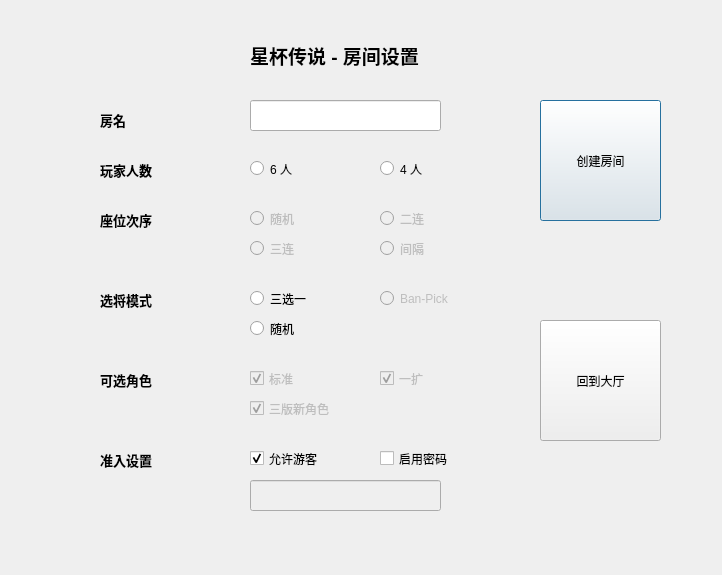
chntujia/CodfiyAsteriatedGrailClient, file client/RoomSet.ui: the form before one commit.
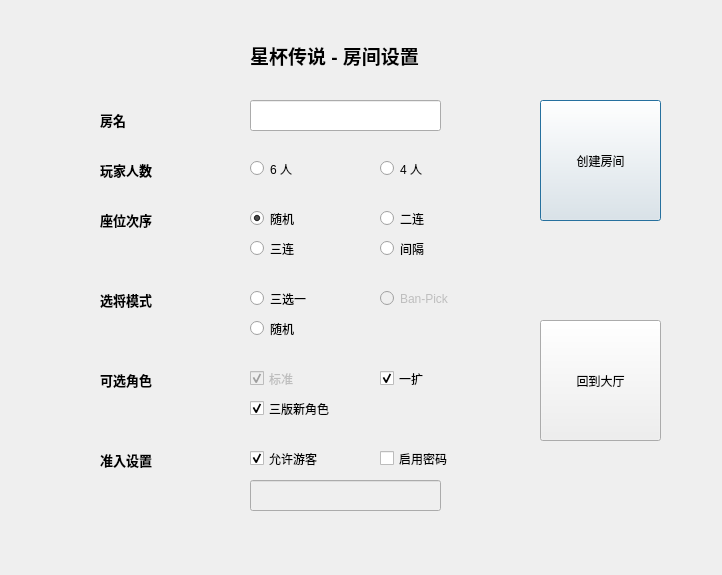
The form after the commit.

Commit message: implement createRoom options

```diff
--- a/client/RoomSet.ui
+++ b/client/RoomSet.ui
@@ -93,7 +93,7 @@
   </widget>
   <widget class="QRadioButton" name="radioButtonSeatOrderSanLian">
    <property name="enabled">
-    <bool>false</bool>
+    <bool>true</bool>
    </property>
    <property name="geometry">
     <rect>
@@ -122,7 +122,7 @@
   </widget>
   <widget class="QRadioButton" name="radioButtonSeatOrderErLian">
    <property name="enabled">
-    <bool>false</bool>
+    <bool>true</bool>
    </property>
    <property name="geometry">
     <rect>
@@ -138,7 +138,7 @@
   </widget>
   <widget class="QRadioButton" name="radioButtonSeatOrderJianGe">
    <property name="enabled">
-    <bool>false</bool>
+    <bool>true</bool>
    </property>
    <property name="geometry">
     <rect>
@@ -154,7 +154,7 @@
   </widget>
   <widget class="QRadioButton" name="radioButtonSeatOrderSuiji">
    <property name="enabled">
-    <bool>false</bool>
+    <bool>true</bool>
    </property>
    <property name="geometry">
     <rect>
@@ -179,6 +179,9 @@
      <height>16</height>
     </size>
    </property>
+   <property name="checked">
+    <bool>true</bool>
+   </property>
   </widget>
   <widget class="QLabel" name="labelSeatOrder_2">
    <property name="geometry">
@@ -295,7 +298,7 @@
   </widget>
   <widget class="QCheckBox" name="checkBoxRoleRangeYiKuo">
    <property name="enabled">
-    <bool>false</bool>
+    <bool>true</bool>
    </property>
    <property name="geometry">
     <rect>
@@ -314,7 +317,7 @@
   </widget>
   <widget class="QCheckBox" name="checkBoxRoleRangeSanBan">
    <property name="enabled">
-    <bool>false</bool>
+    <bool>true</bool>
    </property>
    <property name="geometry">
     <rect>
```
Left out of the diff: 6 changed lines with no effect on the pictures. The commit also changes 14 other files.
